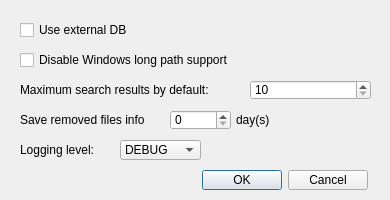
Old version of the form ui_files/preferences.ui in the repository qiwichupa/pyFileSearcher.
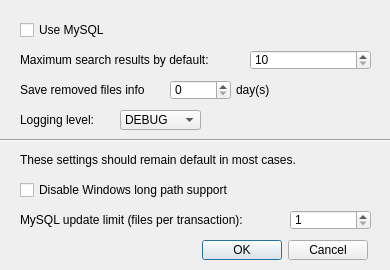
New version of the form. Icons and pictures are not drawn.

Commit message: settings: sqlTransactionLimit

What changed in the file:
```diff
--- a/ui_files/preferences.ui
+++ b/ui_files/preferences.ui
@@ -7,19 +7,19 @@
     <x>0</x>
     <y>0</y>
     <width>390</width>
-    <height>200</height>
+    <height>270</height>
    </rect>
   </property>
   <property name="minimumSize">
    <size>
     <width>390</width>
-    <height>200</height>
+    <height>270</height>
    </size>
   </property>
   <property name="maximumSize">
    <size>
     <width>390</width>
-    <height>200</height>
+    <height>270</height>
    </size>
   </property>
   <property name="windowTitle">
@@ -33,7 +33,7 @@
    <property name="geometry">
     <rect>
      <x>27</x>
-     <y>170</y>
+     <y>240</y>
      <width>341</width>
      <height>20</height>
     </rect>
@@ -55,14 +55,14 @@
     </rect>
    </property>
    <property name="text">
-    <string>Use external DB</string>
+    <string>Use MySQL</string>
    </property>
   </widget>
   <widget class="QCheckBox" name="PREFDisableWindowsLongPathSupport">
    <property name="geometry">
     <rect>
      <x>20</x>
-     <y>50</y>
+     <y>180</y>
      <width>251</width>
      <height>20</height>
     </rect>
@@ -75,7 +75,7 @@
    <property name="geometry">
     <rect>
      <x>250</x>
-     <y>80</y>
+     <y>50</y>
      <width>121</width>
      <height>20</height>
     </rect>
@@ -91,7 +91,7 @@
    <property name="geometry">
     <rect>
      <x>20</x>
-     <y>80</y>
+     <y>50</y>
      <width>231</width>
      <height>20</height>
     </rect>
@@ -104,7 +104,7 @@
    <property name="geometry">
     <rect>
      <x>20</x>
-     <y>140</y>
+     <y>110</y>
      <width>91</width>
      <height>20</height>
     </rect>
@@ -117,7 +117,7 @@
    <property name="geometry">
     <rect>
      <x>120</x>
-     <y>140</y>
+     <y>110</y>
      <width>81</width>
      <height>20</height>
     </rect>
@@ -142,7 +142,7 @@
    <property name="geometry">
     <rect>
      <x>20</x>
-     <y>110</y>
+     <y>80</y>
      <width>151</width>
      <height>20</height>
     </rect>
@@ -155,7 +155,7 @@
    <property name="geometry">
     <rect>
      <x>236</x>
-     <y>110</y>
+     <y>80</y>
      <width>40</width>
      <height>20</height>
     </rect>
@@ -168,7 +168,7 @@
    <property name="geometry">
     <rect>
      <x>170</x>
-     <y>110</y>
+     <y>80</y>
      <width>61</width>
      <height>20</height>
     </rect>
@@ -183,6 +183,64 @@
     <number>0</number>
    </property>
   </widget>
+  <widget class="QLabel" name="label_5">
+   <property name="geometry">
+    <rect>
+     <x>20</x>
+     <y>210</y>
+     <width>261</width>
+     <height>20</height>
+    </rect>
+   </property>
+   <property name="text">
+    <string>&lt;html&gt;&lt;head/&gt;&lt;body&gt;&lt;p&gt;&lt;span style=&quot; color:#000000;&quot;&gt;MySQL update limit (files per transaction):&lt;/span&gt;&lt;/p&gt;&lt;/body&gt;&lt;/html&gt;</string>
+   </property>
+  </widget>
+  <widget class="QSpinBox" name="PREFsqlTransactionLimit">
+   <property name="geometry">
+    <rect>
+     <x>290</x>
+     <y>210</y>
+     <width>81</width>
+     <height>20</height>
+    </rect>
+   </property>
+   <property name="minimum">
+    <number>1</number>
+   </property>
+   <property name="maximum">
+    <number>999999999</number>
+   </property>
+   <property name="value">
+    <number>1</number>
+   </property>
+  </widget>
+  <widget class="Line" name="line">
+   <property name="geometry">
+    <rect>
+     <x>0</x>
+     <y>130</y>
+     <width>391</width>
+     <height>20</height>
+    </rect>
+   </property>
+   <property name="orientation">
+    <enum>Qt::Horizontal</enum>
+   </property>
+  </widget>
+  <widget class="QLabel" name="label_6">
+   <property name="geometry">
+    <rect>
+     <x>20</x>
+     <y>150</y>
+     <width>331</width>
+     <height>20</height>
+    </rect>
+   </property>
+   <property name="text">
+    <string>&lt;html&gt;&lt;head/&gt;&lt;body&gt;&lt;p&gt;These settings should remain default in most cases.&lt;/p&gt;&lt;/body&gt;&lt;/html&gt;</string>
+   </property>
+  </widget>
  </widget>
  <resources>
   <include location="icons.qrc"/>
```
Left out of the diff: 8 changed lines with no effect on the pictures. The commit also changes 2 other files.
